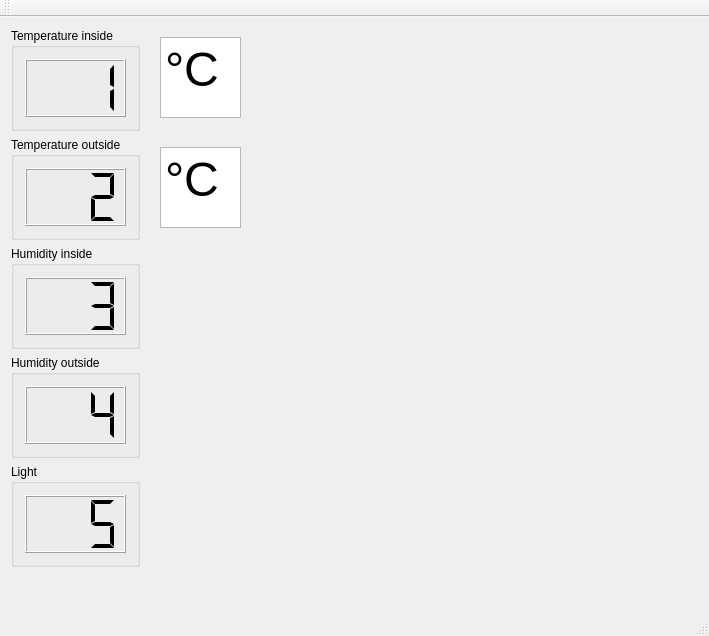
This is QT Interface/QTInterface/mainwindow.ui in EmilRyberg/SSP-Greenhouse as Qt 5 draws it before an edit. The edited form follows.
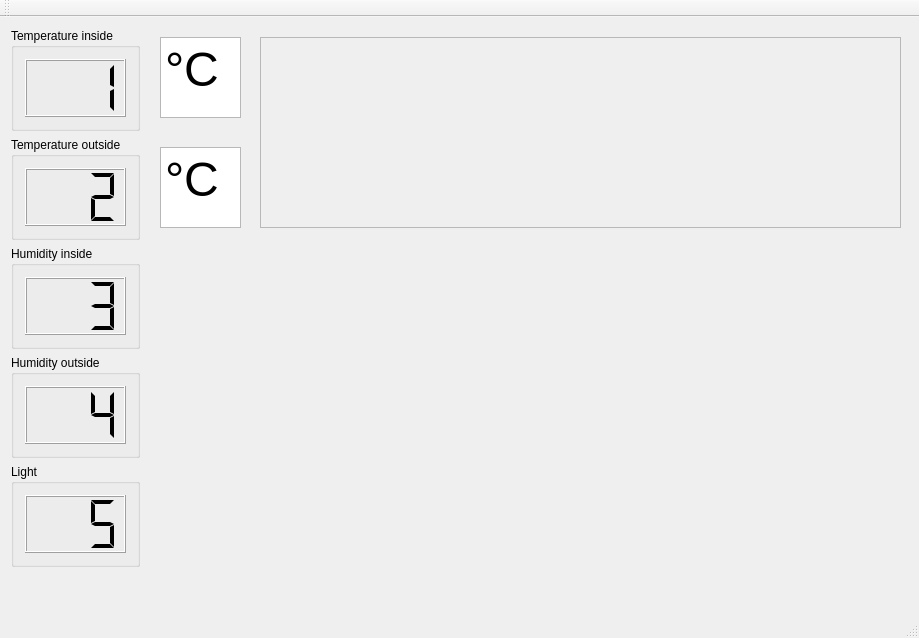
This is the edited form. Custom widgets are drawn as their Qt base class.

The edit to the form file:
```diff
--- a/QT Interface/QTInterface/mainwindow.ui
+++ b/QT Interface/QTInterface/mainwindow.ui
@@ -6,8 +6,8 @@
    <rect>
     <x>0</x>
     <y>0</y>
-    <width>709</width>
-    <height>636</height>
+    <width>919</width>
+    <height>638</height>
    </rect>
   </property>
   <property name="windowTitle">
@@ -179,44 +179,26 @@
 &lt;p style=&quot; margin-top:0px; margin-bottom:0px; margin-left:0px; margin-right:0px; -qt-block-indent:0; text-indent:0px;&quot;&gt;&lt;span style=&quot; font-size:36pt;&quot;&gt;°C&lt;/span&gt;&lt;/p&gt;&lt;/body&gt;&lt;/html&gt;</string>
     </property>
    </widget>
-   <widget class="QCustomPlot" name="widget" native="true">
+   <widget class="QFrame" name="temperatureFrame">
     <property name="geometry">
      <rect>
-      <x>250</x>
+      <x>260</x>
       <y>20</y>
-      <width>401</width>
-      <height>81</height>
+      <width>641</width>
+      <height>191</height>
      </rect>
     </property>
-   </widget>
-   <widget class="QCustomPlot" name="widget_2" native="true">
-    <property name="geometry">
-     <rect>
-      <x>250</x>
-      <y>130</y>
-      <width>411</width>
-      <height>81</height>
-     </rect>
+    <property name="minimumSize">
+     <size>
+      <width>100</width>
+      <height>100</height>
+     </size>
     </property>
-   </widget>
-   <widget class="QCustomPlot" name="widget_3" native="true">
-    <property name="geometry">
-     <rect>
-      <x>260</x>
-      <y>240</y>
-      <width>391</width>
-      <height>80</height>
-     </rect>
+    <property name="frameShape">
+     <enum>QFrame::StyledPanel</enum>
     </property>
-   </widget>
-   <widget class="QCustomPlot" name="widget_4" native="true">
-    <property name="geometry">
-     <rect>
-      <x>260</x>
-      <y>360</y>
-      <width>391</width>
-      <height>81</height>
-     </rect>
+    <property name="frameShadow">
+     <enum>QFrame::Raised</enum>
     </property>
    </widget>
   </widget>
@@ -241,14 +223,6 @@
   <widget class="QStatusBar" name="statusBar"/>
  </widget>
  <layoutdefault spacing="6" margin="11"/>
- <customwidgets>
-  <customwidget>
-   <class>QCustomPlot</class>
-   <extends>QWidget</extends>
-   <header>qcustomplot.h</header>
-   <container>1</container>
-  </customwidget>
- </customwidgets>
  <resources/>
  <connections/>
  <slots>
```
Left out of the diff: 8 changed lines with no effect on the pictures.
